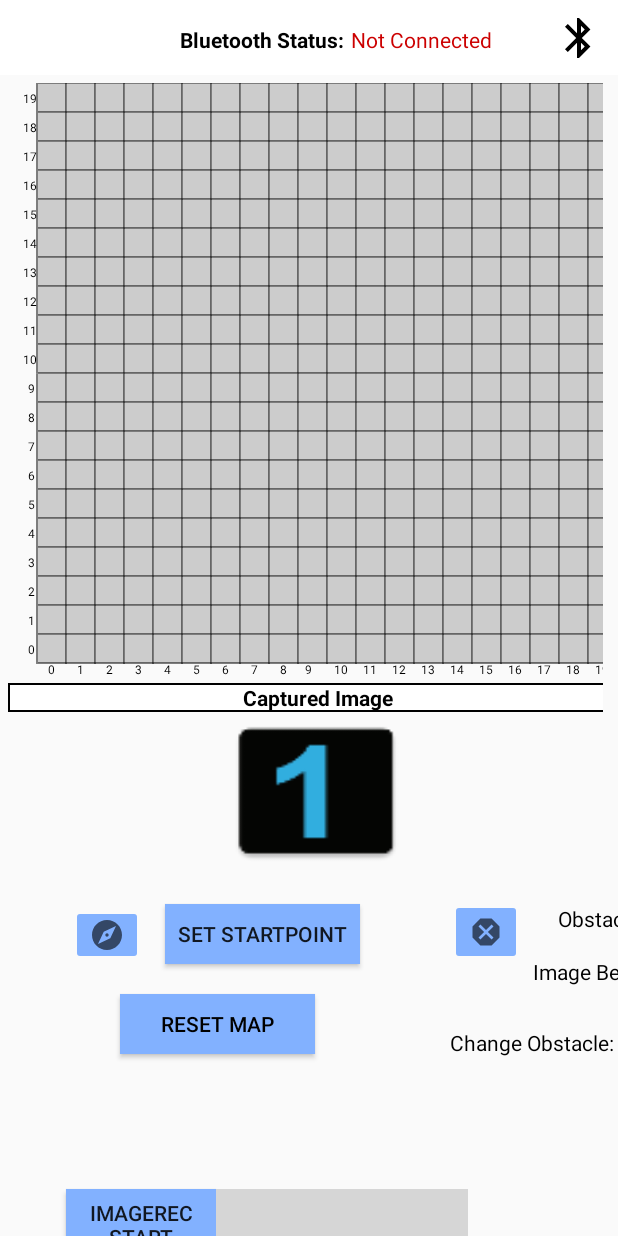
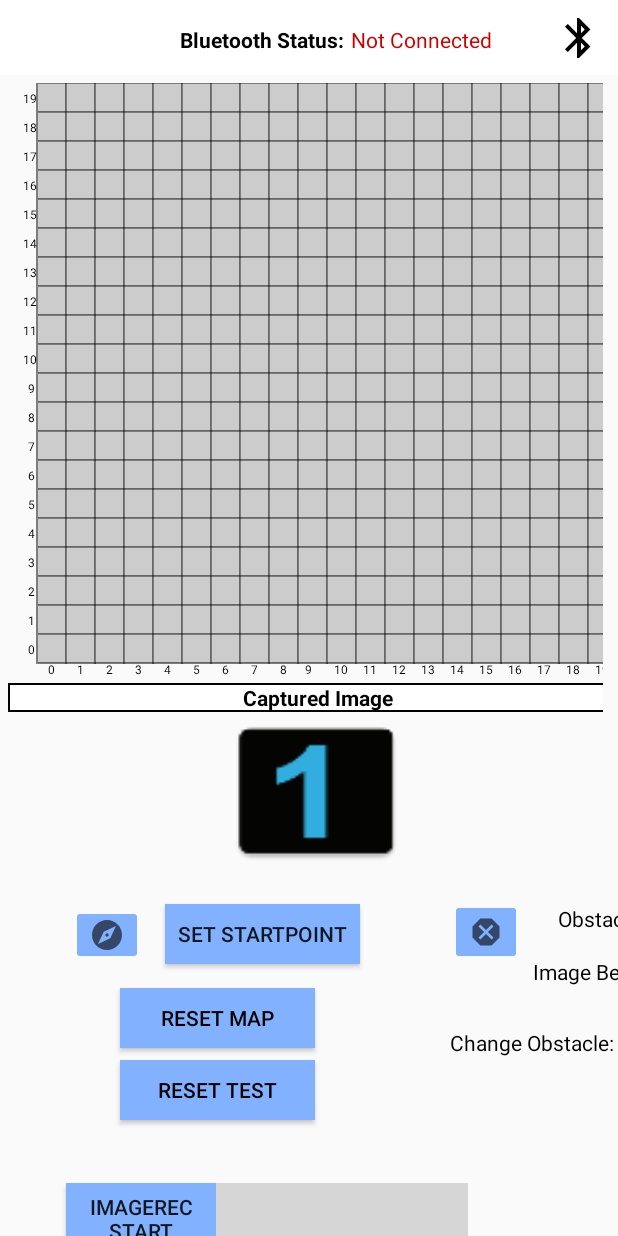
Before and after one commit to AsherFYD/MDPAndroid_Group21, an Android app: the screen it shows after launch (MainActivity), on a phone screen of 412 x 824 dp. Run offline under Robolectric (Android 15) with nearby library versions, the light colour scheme and no system bars; 1 statement that could not run was skipped; grey boxes are pictures that could not be loaded.

Commit message:
Added reset test button

```diff
--- a/app/src/main/java/com/example/mdp_android_grp25/ui/main/MapTabFragment.java
+++ b/app/src/main/java/com/example/mdp_android_grp25/ui/main/MapTabFragment.java
@@ -34,7 +34,7 @@ public class MapTabFragment extends Fragment {
 
     private PageViewModel pageViewModel;
 
-    Button resetMapBtn, updateButton;
+    Button resetMapBtn, resetTestBtn, updateButton;
     ImageButton directionChangeImageBtn, exploredImageBtn, obstacleImageBtn, clearImageBtn;
     ToggleButton setStartPointToggleBtn, exploreToggleBtn, fastestToggleBtn;          //, setWaypointToggleBtn;
     //Switch manualAutoToggleBtn;
@@ -119,6 +119,7 @@ public class MapTabFragment extends Fragment {
         final DirectionFragment directionFragment = new DirectionFragment();
 
         resetMapBtn = root.findViewById(R.id.resetBtn);
+        resetTestBtn = root.findViewById(R.id.resetTestBtn);
         setStartPointToggleBtn = root.findViewById(R.id.startpointToggleBtn);
         //setWaypointToggleBtn = root.findViewById(R.id.waypointToggleBtn);
         directionChangeImageBtn = root.findViewById(R.id.changeDirectionBtn);
@@ -185,6 +186,15 @@ public class MapTabFragment extends Fragment {
                 showLog("Clicked resetMapBtn");
                 showToast("Reseting map...");
                 gridMap.resetMap();
+            }
+        });
+
+        resetTestBtn.setOnClickListener(new View.OnClickListener() {
+            @Override
+            public void onClick(View view) {
+                showLog("Clicked resetTestBtn");
+                showToast("Resetting Test");
+                gridMap.resetTest();
             }
         });
 
--- a/app/src/main/res/layout/activity_map_config.xml
+++ b/app/src/main/res/layout/activity_map_config.xml
@@ -101,9 +101,23 @@
         android:layout_height="40dp"
         android:layout_marginStart="80dp"
         android:layout_marginLeft="80dp"
-        android:layout_marginTop="20dp"
+        android:layout_marginTop="16dp"
         android:background="#82B1FF"
         android:text="Reset Map"
+        android:textColor="@color/colorBlack"
+        app:backgroundTint="#82B1FF"
+        app:layout_constraintStart_toStartOf="parent"
+        app:layout_constraintTop_toBottomOf="@+id/startpointToggleBtn" />
+
+    <Button
+        android:id="@+id/resetTestBtn"
+        android:layout_width="130dp"
+        android:layout_height="40dp"
+        android:layout_marginStart="80dp"
+        android:layout_marginLeft="80dp"
+        android:layout_marginTop="64dp"
+        android:background="#82B1FF"
+        android:text="Reset Test"
         android:textColor="@color/colorBlack"
         app:backgroundTint="#82B1FF"
         app:layout_constraintStart_toStartOf="parent"
```
Also changed, not shown: app/src/main/java/com/example/mdp_android_grp25/ui/main/GridMap.java (+19 -0 lines), 416 other files.
